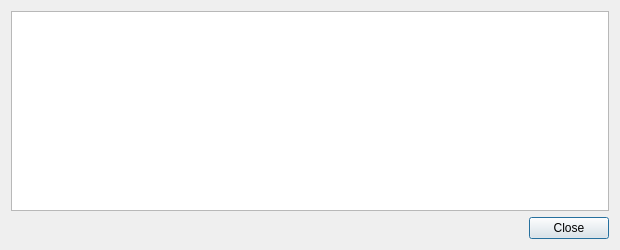
First picture: the form in src/qt/forms/transactiondescdialog.ui, repository wpstudio/blazecoin, before the edit.
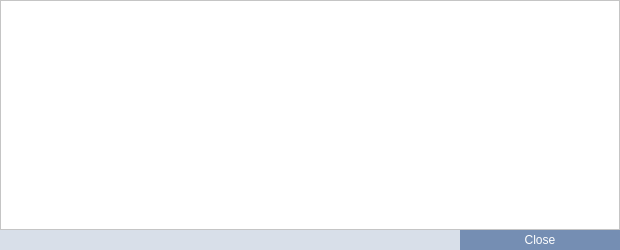
Second picture: the form after the edit.

Commit message: Version 2 fix with Leveldb done right

```diff
--- a/src/qt/forms/transactiondescdialog.ui
+++ b/src/qt/forms/transactiondescdialog.ui
@@ -10,15 +10,229 @@
     <height>250</height>
    </rect>
   </property>
+  <property name="palette">
+   <palette>
+    <active>
+     <colorrole role="Button">
+      <brush brushstyle="SolidPattern">
+       <color alpha="255">
+        <red>216</red>
+        <green>223</green>
+        <blue>233</blue>
+       </color>
+      </brush>
+     </colorrole>
+     <colorrole role="Base">
+      <brush brushstyle="SolidPattern">
+       <color alpha="255">
+        <red>216</red>
+        <green>223</green>
+        <blue>233</blue>
+       </color>
+      </brush>
+     </colorrole>
+     <colorrole role="Window">
+      <brush brushstyle="SolidPattern">
+       <color alpha="255">
+        <red>216</red>
+        <green>223</green>
+        <blue>233</blue>
+       </color>
+      </brush>
+     </colorrole>
+    </active>
+    <inactive>
+     <colorrole role="Button">
+      <brush brushstyle="SolidPattern">
+       <color alpha="255">
+        <red>216</red>
+        <green>223</green>
+        <blue>233</blue>
+       </color>
+      </brush>
+     </colorrole>
+     <colorrole role="Base">
+      <brush brushstyle="SolidPattern">
+       <color alpha="255">
+        <red>216</red>
+        <green>223</green>
+        <blue>233</blue>
+       </color>
+      </brush>
+     </colorrole>
+     <colorrole role="Window">
+      <brush brushstyle="SolidPattern">
+       <color alpha="255">
+        <red>216</red>
+        <green>223</green>
+        <blue>233</blue>
+       </color>
+      </brush>
+     </colorrole>
+    </inactive>
+    <disabled>
+     <colorrole role="Button">
+      <brush brushstyle="SolidPattern">
+       <color alpha="255">
+        <red>216</red>
+        <green>223</green>
+        <blue>233</blue>
+       </color>
+      </brush>
+     </colorrole>
+     <colorrole role="Base">
+      <brush brushstyle="SolidPattern">
+       <color alpha="255">
+        <red>216</red>
+        <green>223</green>
+        <blue>233</blue>
+       </color>
+      </brush>
+     </colorrole>
+     <colorrole role="Window">
+      <brush brushstyle="SolidPattern">
+       <color alpha="255">
+        <red>216</red>
+        <green>223</green>
+        <blue>233</blue>
+       </color>
+      </brush>
+     </colorrole>
+    </disabled>
+   </palette>
+  </property>
+  <property name="font">
+   <font>
+    <pointsize>8</pointsize>
+   </font>
+  </property>
   <property name="windowTitle">
    <string>Transaction details</string>
   </property>
+  <property name="styleSheet">
+   <string notr="true">background-color: #D8DFE9;</string>
+  </property>
   <layout class="QVBoxLayout" name="verticalLayout">
+   <property name="spacing">
+    <number>0</number>
+   </property>
+   <property name="leftMargin">
+    <number>0</number>
+   </property>
+   <property name="topMargin">
+    <number>0</number>
+   </property>
+   <property name="rightMargin">
+    <number>0</number>
+   </property>
+   <property name="bottomMargin">
+    <number>0</number>
+   </property>
    <item>
     <widget class="QTextEdit" name="detailText">
+     <property name="palette">
+      <palette>
+       <active>
+        <colorrole role="Button">
+         <brush brushstyle="SolidPattern">
+          <color alpha="255">
+           <red>255</red>
+           <green>255</green>
+           <blue>255</blue>
+          </color>
+         </brush>
+        </colorrole>
+        <colorrole role="Base">
+         <brush brushstyle="SolidPattern">
+          <color alpha="255">
+           <red>255</red>
+           <green>255</green>
+           <blue>255</blue>
+          </color>
+         </brush>
+        </colorrole>
+        <colorrole role="Window">
+         <brush brushstyle="SolidPattern">
+          <color alpha="255">
+           <red>255</red>
+           <green>255</green>
+           <blue>255</blue>
+          </color>
+         </brush>
+        </colorrole>
+       </active>
+       <inactive>
+        <colorrole role="Button">
+         <brush brushstyle="SolidPattern">
+          <color alpha="255">
+           <red>255</red>
+           <green>255</green>
+           <blue>255</blue>
+          </color>
+         </brush>
+        </colorrole>
+        <colorrole role="Base">
+         <brush brushstyle="SolidPattern">
+          <color alpha="255">
+           <red>255</red>
+           <green>255</green>
+           <blue>255</blue>
+          </color>
+         </brush>
+        </colorrole>
+        <colorrole role="Window">
+         <brush brushstyle="SolidPattern">
+          <color alpha="255">
+           <red>255</red>
+           <green>255</green>
+           <blue>255</blue>
+          </color>
+         </brush>
+        </colorrole>
+       </inactive>
+       <disabled>
+        <colorrole role="Button">
+         <brush brushstyle="SolidPattern">
+          <color alpha="255">
+           <red>255</red>
+           <green>255</green>
+           <blue>255</blue>
+          </color>
+         </brush>
+        </colorrole>
+        <colorrole role="Base">
+         <brush brushstyle="SolidPattern">
+          <color alpha="255">
+           <red>255</red>
+           <green>255</green>
+           <blue>255</blue>
+          </color>
+         </brush>
+        </colorrole>
+        <colorrole role="Window">
+         <brush brushstyle="SolidPattern">
+          <color alpha="255">
+           <red>255</red>
+           <green>255</green>
+           <blue>255</blue>
+          </color>
+         </brush>
+        </colorrole>
+       </disabled>
+      </palette>
+     </property>
+     <property name="font">
+      <font>
+       <pointsize>8</pointsize>
+      </font>
+     </property>
      <property name="toolTip">
       <string>This pane shows a detailed description of the transaction</string>
      </property>
+     <property name="styleSheet">
+      <string notr="true">background-color: #FFFFFF;
+</string>
+     </property>
      <property name="readOnly">
       <bool>true</bool>
      </property>
@@ -26,6 +240,30 @@
    </item>
    <item>
     <widget class="QDialogButtonBox" name="buttonBox">
+     <property name="font">
+      <font>
+       <pointsize>8</pointsize>
+      </font>
+     </property>
+     <property name="styleSheet">
+      <string notr="true">QPushButton {
+	background-color: #758EB3;
+	color: #FFFFFF;
+	border: 0px solid gray;
+	max-height: 20px;
+	min-height: 20px;
+	max-width: 160px;
+	min-width: 160px;
+}
+
+QPushButton:hover {
+	background-color: #0099CC;
+}
+
+QPushButton:pressed:flat {
+	background-color: #0099CC;
+}</string>
+     </property>
      <property name="orientation">
       <enum>Qt::Horizontal</enum>
      </property>
```
The commit also changes 833 other files.
